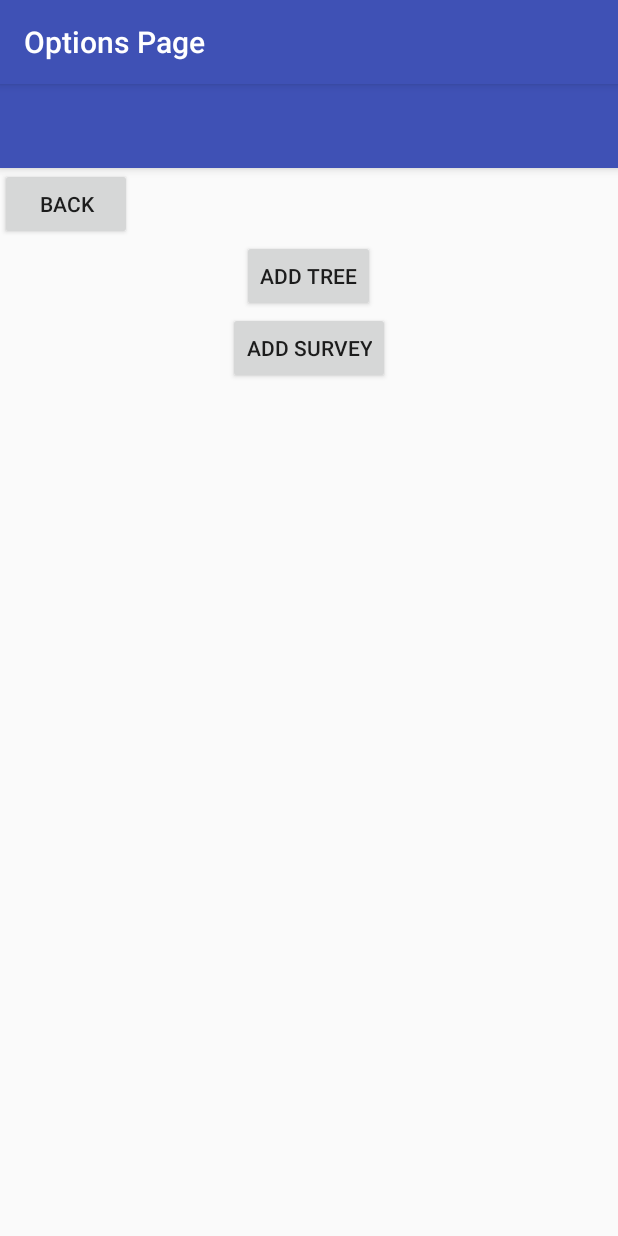
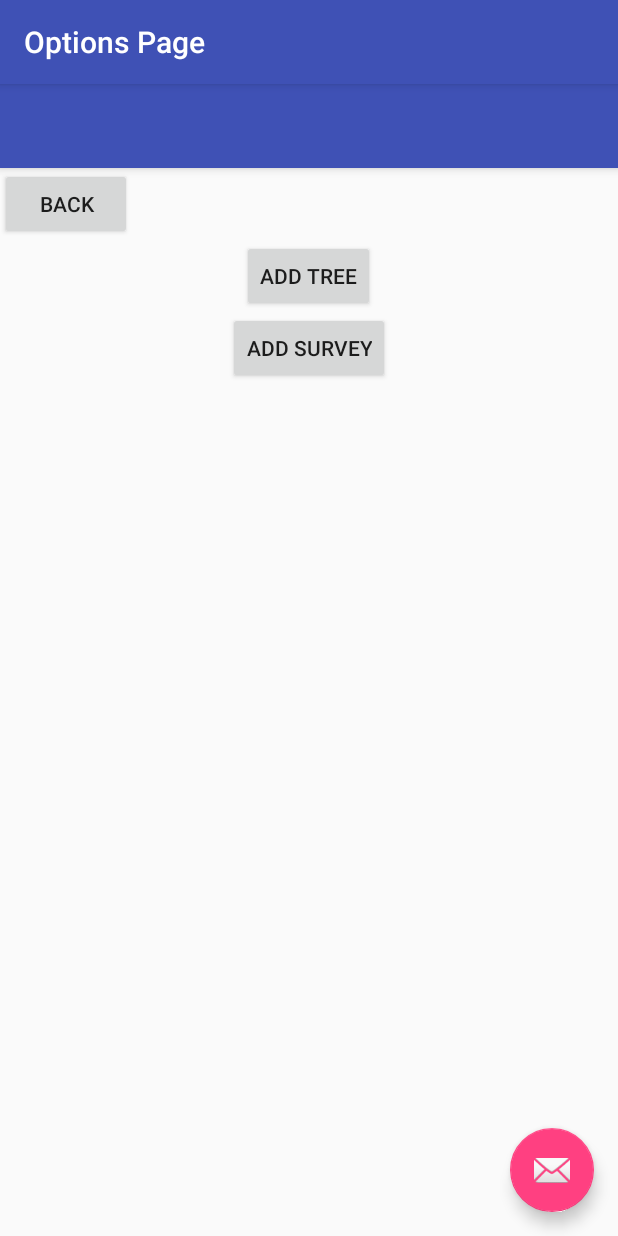
Before and after one commit to ilanahaddad/TreePLE, an Android app: the OptionsActivity screen opened directly, with no data from a screen before it, on a phone screen of 412 x 824 dp. Run offline under Robolectric (Android 15) with nearby library versions, the phone set to English and light mode, and no system bars.

Commit message:
fixed bugs in options page

```diff
--- a/TreePLE-Android/app/src/main/res/layout/activity_options.xml
+++ b/TreePLE-Android/app/src/main/res/layout/activity_options.xml
@@ -22,12 +22,14 @@
 
     <include layout="@layout/content_options" />
 
-    <!--<android.support.design.widget.FloatingActionButton
+    <!--TODO: delete -->
+
+    <android.support.design.widget.FloatingActionButton
         android:id="@+id/fab"
         android:layout_width="wrap_content"
         android:layout_height="wrap_content"
         android:layout_gravity="bottom|end"
         android:layout_margin="@dimen/fab_margin"
-        app:srcCompat="@android:drawable/ic_dialog_email" />-->
+        app:srcCompat="@android:drawable/ic_dialog_email" />
 
 </android.support.design.widget.CoordinatorLayout>
--- a/TreePLE-Android/app/src/main/res/layout/activity_survey.xml
+++ b/TreePLE-Android/app/src/main/res/layout/activity_survey.xml
@@ -22,12 +22,13 @@
 
     <include layout="@layout/content_survey" />
 
-    <!--<android.support.design.widget.FloatingActionButton
+    <!--TODO : delete -->
+    !--<android.support.design.widget.FloatingActionButton
         android:id="@+id/fab"
         android:layout_width="wrap_content"
         android:layout_height="wrap_content"
         android:layout_gravity="bottom|end"
         android:layout_margin="@dimen/fab_margin"
-        app:srcCompat="@android:drawable/ic_dialog_email" />-->
+        app:srcCompat="@android:drawable/ic_dialog_email" />
 
 </android.support.design.widget.CoordinatorLayout>
--- a/TreePLE-Android/app/src/main/res/layout/content_options.xml
+++ b/TreePLE-Android/app/src/main/res/layout/content_options.xml
@@ -51,4 +51,6 @@
 
         </LinearLayout>
     </LinearLayout>
+
+
 </android.support.constraint.ConstraintLayout>
```
Also changed, not shown: 1 other file.
